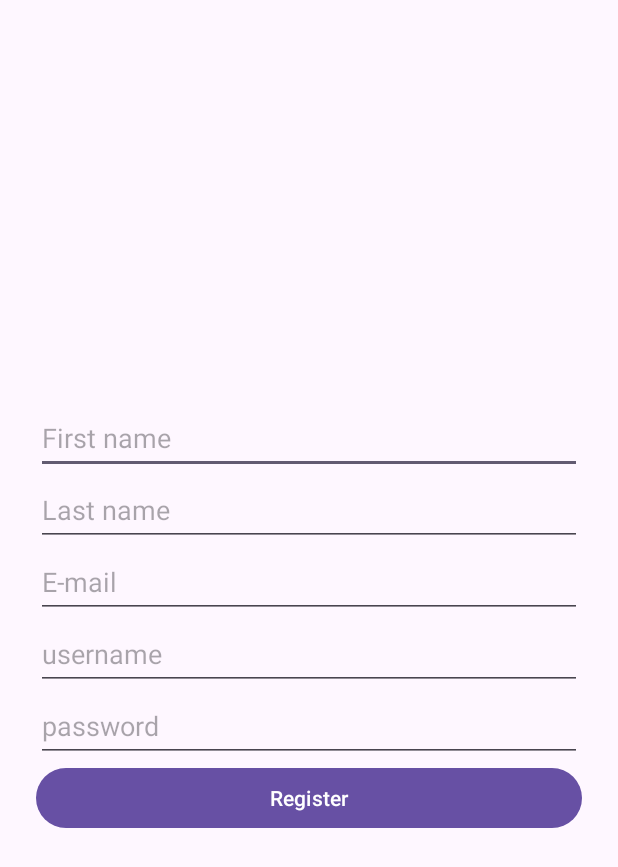
After one commit to ProkrastinatorjiTeam/pametni-paketnik, an Android app: the RegisterActivity screen opened directly, with no data from a screen before it, on a phone screen of 412 x 824 dp. The commit adds this screen. Shown: the top 867 px of the screen. Run offline under Robolectric (Android 15) with nearby library versions, the phone set to English and light mode, and no system bars; network calls fail.

Commit message:
PP-70 Created first page login, register

```diff
--- a/PJ/app/src/main/java/com/example/paketnik_app/ApiService.kt
+++ b/PJ/app/src/main/java/com/example/paketnik_app/ApiService.kt
@@ -1,5 +1,7 @@
 import com.example.paketnik_app.LoginRequest
 import com.example.paketnik_app.LoginResponse
+import com.example.paketnik_app.RegisterRequest
+import com.example.paketnik_app.RegisterResponse
 import retrofit2.Call
 import retrofit2.http.Body
 import retrofit2.http.POST
@@ -7,4 +9,7 @@ import retrofit2.http.POST
 interface ApiService {
     @POST("user/login")
     fun loginUser(@Body request: LoginRequest): Call<LoginResponse>
+
+    @POST("user/register")
+    fun registerUser(@Body request: RegisterRequest): Call<RegisterResponse>
 }
--- a/PJ/app/src/main/java/com/example/paketnik_app/MainActivity.kt
+++ b/PJ/app/src/main/java/com/example/paketnik_app/MainActivity.kt
@@ -55,7 +55,7 @@ class MainActivity : AppCompatActivity() {
             when (item.itemId) {
                 R.id.nav_logout -> {
                     AuthManager.logout()
-                    startActivity(Intent(this, LoginActivity::class.java))
+                    startActivity(Intent(this, AuthActivity::class.java))
                     finish()
                     true
                 }
--- /dev/null
+++ b/PJ/app/src/main/java/com/example/paketnik_app/RegisterActivity.kt
@@ -0,0 +1,96 @@
+package com.example.paketnik_app
+
+import android.content.Intent
+import android.os.Bundle
+import android.widget.Button
+import android.widget.EditText
+import android.widget.Toast
+import androidx.appcompat.app.AppCompatActivity
+import retrofit2.Call
+import retrofit2.Callback
+import retrofit2.Response
+
+class RegisterActivity : AppCompatActivity() {
+
+    private lateinit var firstNameEditText: EditText
+    private lateinit var lastNameEditText: EditText
+    private lateinit var emailEditText: EditText
+    private lateinit var usernameEditText: EditText
+    private lateinit var passwordEditText: EditText
+    private lateinit var registerButton: Button
+
+    override fun onCreate(savedInstanceState: Bundle?) {
+        super.onCreate(savedInstanceState)
+        setContentView(R.layout.activity_register)
+
+        firstNameEditText = findViewById(R.id.editTextFirstName)
+        lastNameEditText = findViewById(R.id.editTextLastName)
+        emailEditText = findViewById(R.id.editTextEmail)
+        usernameEditText = findViewById(R.id.editTextUsername)
+        passwordEditText = findViewById(R.id.editTextPassword)
+        registerButton = findViewById(R.id.buttonRegister)
+
+        registerButton.setOnClickListener {
+            val firstName = firstNameEditText.text.toString()
+            val lastName = lastNameEditText.text.toString()
+            val email = emailEditText.text.toString()
+            val username = usernameEditText.text.toString()
+            val password = passwordEditText.text.toString()
+
+            if (firstName.isBlank() || lastName.isBlank() || email.isBlank() || username.isBlank() || password.isBlank()) {
+                Toast.makeText(this, "Prosim izpolnite vsa polja", Toast.LENGTH_SHORT).show()
+                return@setOnClickListener
+            }
+
+            registerUser(RegisterRequest(firstName, lastName, email, username, password))
+        }
+    }
+
+    private fun registerUser(request: RegisterRequest) {
+        RetrofitClient.instance.registerUser(request).enqueue(object : Callback<RegisterResponse> {
+            override fun onResponse(
+                call: Call<RegisterResponse>,
+                response: Response<RegisterResponse>
+            ) {
+                if (response.isSuccessful) {
+                    Toast.makeText(
+                        this@RegisterActivity,
+                        "Registracija uspešna, prosim se prijavite",
+                        Toast.LENGTH_LONG
+                    ).show()
+                    val intent = Intent(this@RegisterActivity, LoginActivity::class.java)
+                    intent.flags = Intent.FLAG_ACTIVITY_NEW_TASK or Intent.FLAG_ACTIVITY_CLEAR_TASK
+                    startActivity(intent)
+                    finish()
+                } else {
+                    Toast.makeText(
+                        this@RegisterActivity,
+                        "Napaka pri registraciji: ${response.code()}",
+                        Toast.LENGTH_SHORT
+                    ).show()
+                }
+            }
+
+            override fun onFailure(call: Call<RegisterResponse>, t: Throwable) {
+                Toast.makeText(
+                    this@RegisterActivity,
+                    "Napaka pri omrežju: ${t.message}",
+                    Toast.LENGTH_SHORT
+                ).show()
+            }
+        })
+    }
+}
+
+data class RegisterRequest(
+    val firstName: String,
+    val lastName: String,
+    val email: String,
+    val username: String,
+    val password: String
+)
+
+data class RegisterResponse(
+    val success: Boolean,
+    val message: String
+)
--- /dev/null
+++ b/PJ/app/src/main/res/layout/activity_register.xml
@@ -0,0 +1,58 @@
+<?xml version="1.0" encoding="utf-8"?>
+<androidx.constraintlayout.widget.ConstraintLayout xmlns:android="http://schemas.android.com/apk/res/android"
+    xmlns:app="http://schemas.android.com/apk/res-auto"
+    xmlns:tools="http://schemas.android.com/tools"
+    android:id="@+id/main"
+    android:layout_width="match_parent"
+    android:layout_height="match_parent"
+    tools:context=".LoginActivity">
+
+    <LinearLayout
+        android:layout_width="match_parent"
+        android:layout_height="match_parent"
+        android:orientation="vertical"
+        android:padding="24dp"
+        android:gravity="center">
+
+        <EditText
+            android:id="@+id/editTextFirstName"
+            android:layout_width="match_parent"
+            android:layout_height="wrap_content"
+            android:hint="@string/first_name"
+            android:minHeight="48dp" />
+        <EditText
+            android:id="@+id/editTextLastName"
+            android:layout_width="match_parent"
+            android:layout_height="wrap_content"
+            android:hint="@string/last_name"
+            android:minHeight="48dp" />
+        <EditText
+            android:id="@+id/editTextEmail"
+            android:layout_width="match_parent"
+            android:layout_height="wrap_content"
+            android:hint="@string/e_mail"
+            android:minHeight="48dp" />
+        <EditText
+            android:id="@+id/editTextUsername"
+            android:layout_width="match_parent"
+            android:layout_height="wrap_content"
+            android:hint="@string/username"
+            android:minHeight="48dp" />
+
+        <EditText
+            android:id="@+id/editTextPassword"
+            android:layout_width="match_parent"
+            android:layout_height="wrap_content"
+            android:hint="@string/password"
+            android:inputType="textPassword"
+            android:minHeight="48dp" />
+
+        <Button
+            android:id="@+id/buttonRegister"
+            android:layout_width="match_parent"
+            android:layout_height="wrap_content"
+            android:text="@string/register"/>
+    </LinearLayout>
+
+
+</androidx.constraintlayout.widget.ConstraintLayout>
--- a/PJ/app/src/main/res/layout/nav_header_main.xml
+++ b/PJ/app/src/main/res/layout/nav_header_main.xml
@@ -10,7 +10,7 @@
         android:id="@+id/nav_header_title"
         android:layout_width="wrap_content"
         android:layout_height="wrap_content"
-        android:text="@string/welcome"
+        android:text="@string/hello"
         android:textColor="@android:color/white"
         android:textSize="18sp"
         android:textStyle="bold" />
--- a/PJ/app/src/main/res/values/strings.xml
+++ b/PJ/app/src/main/res/values/strings.xml
@@ -8,4 +8,13 @@
     <string name="welcome">Welcome!</string>
     <string name="navigation_drawer_open">Open</string>
     <string name="navigation_drawer_close">Close</string>
+    <string name="hello">Hello!</string>
+    <string name="register">Register</string>
+    <string name="first_name">First name</string>
+    <string name="last_name">Last name</string>
+    <string name="e_mail">E-mail</string>
+    <string name="registracija">Registracija</string>
+    <string name="prijava">Prijava</string>
+    <string name="dobrodo_li_prijavite_se_ali_ustvarite_ra_un">Dobrodošli! Prijavite se ali ustvarite račun</string>
+    <string name="paketnik_app">Paketnik App</string>
 </resources>
```
Also changed, not shown: PJ/app/src/main/AndroidManifest.xml (+8 -1 lines), PJ/app/src/main/java/com/example/paketnik_app/AuthActivity.kt (added, +32 -0 lines), PJ/app/src/main/java/com/example/paketnik_app/LoginActivity.kt (+6 -1 lines), PJ/app/src/main/res/layout/activity_auth.xml (added, +66 -0 lines).
